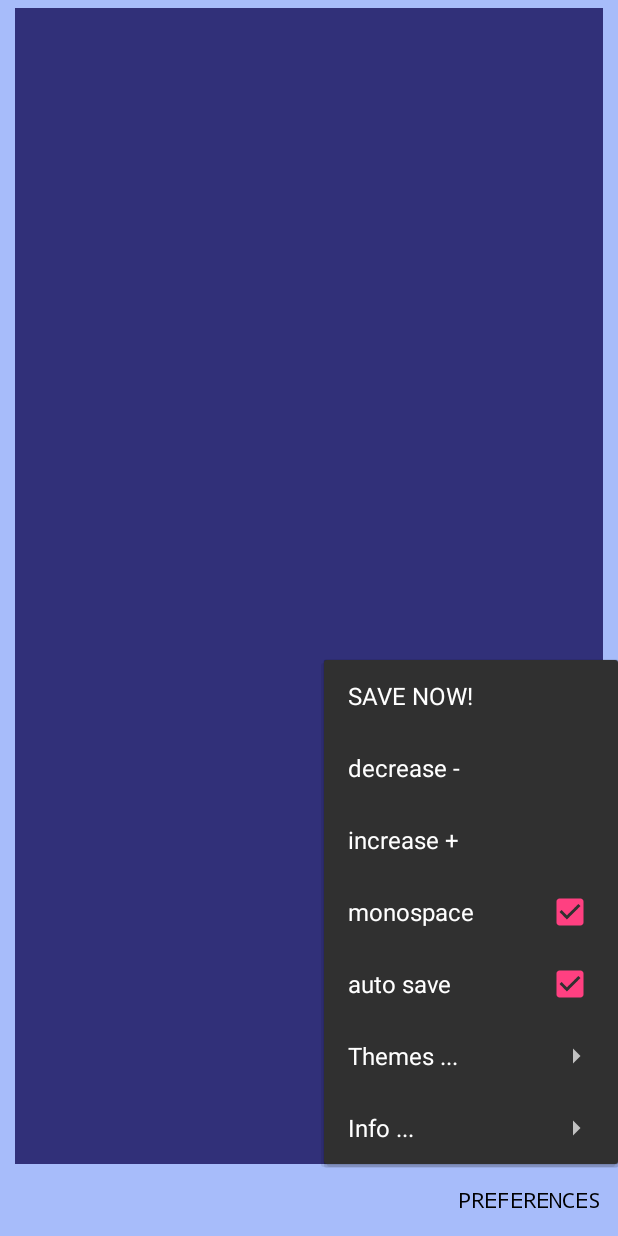
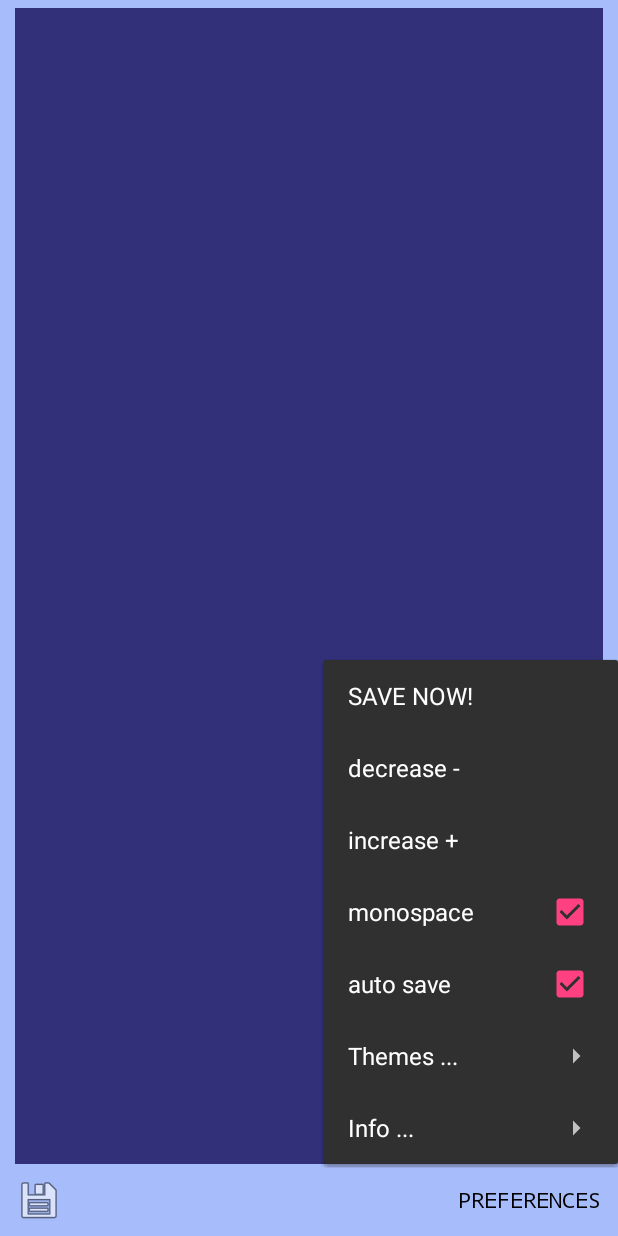
Before and after one commit to no-go/TextThing, an Android app: the screen it shows after launch (MainActivity), after a tap on "PREFERENCES", on a phone screen of 412 x 824 dp. Run offline under Robolectric (Android 15) with nearby library versions, the light colour scheme and no system bars.

Commit message:
add a small save button. fix a bug with overlaping keyboard. opens more plain/* mimeTypes. more french translation added.

```diff
--- a/app/build.gradle
+++ b/app/build.gradle
@@ -8,8 +8,8 @@ android {
         applicationId "click.dummer.textthing"
         minSdkVersion 16
         targetSdkVersion 22
-       versionCode 194
-       versionName "1.94"
+       versionCode 195
+       versionName "1.95"
     }
     buildTypes {
         release {
--- a/app/src/main/AndroidManifest.xml
+++ b/app/src/main/AndroidManifest.xml
@@ -13,11 +13,12 @@
         android:supportsRtl="true"
         android:theme="@style/AppTheme">
 
-        <activity android:name=".MainActivity">
+        <activity android:name=".MainActivity"
+            android:windowSoftInputMode="adjustResize|stateHidden">
             <intent-filter>
                 <action android:name="android.intent.action.VIEW" />
                 <category android:name="android.intent.category.DEFAULT" />
-                <data android:mimeType="text/plain" />
+                <data android:mimeType="text/*" />
             </intent-filter>
 
             <intent-filter>
--- a/app/src/main/java/click/dummer/textthing/MainActivity.java
+++ b/app/src/main/java/click/dummer/textthing/MainActivity.java
@@ -400,6 +400,10 @@ public class MainActivity extends AppCompatActivity {
         textBox.setText(userText);
     }
 
+    public void clickSaveButton(View v) {
+        saveNow();
+    }
+
     void saveNow() {
         if (data != null) {
             try {
--- a/app/src/main/res/layout/activity_main.xml
+++ b/app/src/main/res/layout/activity_main.xml
@@ -1,5 +1,6 @@
 <?xml version="1.0" encoding="utf-8"?>
 <RelativeLayout xmlns:android="http://schemas.android.com/apk/res/android"
+    xmlns:app="http://schemas.android.com/apk/res-auto"
     xmlns:tools="http://schemas.android.com/tools"
     android:layout_width="match_parent"
     android:layout_height="match_parent"
@@ -43,4 +44,16 @@
         android:layout_alignParentBottom="true"
         android:layout_alignEnd="@+id/editText"
         android:layout_alignRight="@+id/editText" />
+
+    <ImageButton
+        android:id="@+id/saveButton"
+        android:layout_width="wrap_content"
+        android:layout_height="wrap_content"
+        android:layout_alignParentBottom="true"
+        android:layout_alignParentLeft="true"
+        android:layout_alignParentStart="true"
+        android:layout_below="@+id/editText"
+        android:onClick="clickSaveButton"
+        android:background="@android:color/transparent"
+        app:srcCompat="@android:drawable/ic_menu_save" />
 </RelativeLayout>
```
Also changed, not shown: 2 other files.
